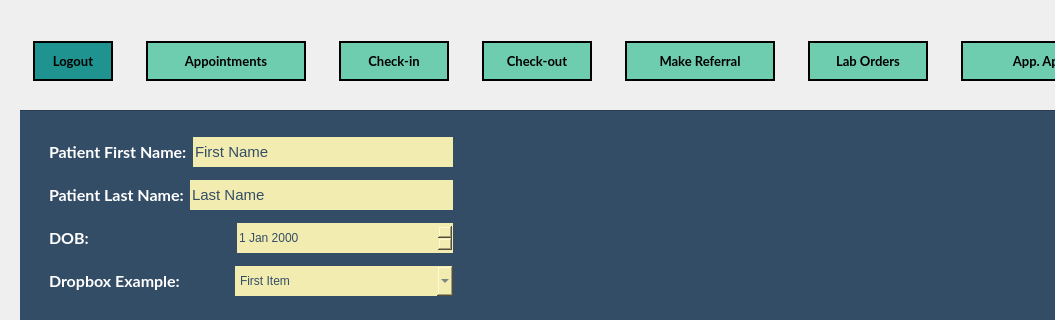
Qt form template.ui (mxrked/Medical-Office-Administration) before a commit; both pictures show x 0 to 1055 and y 0 to 320 of the 1260 by 800 pixel window.
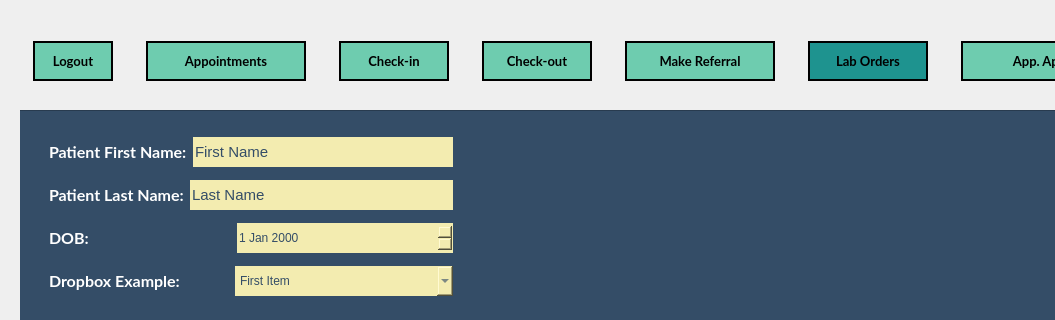
The same form after that commit. Icons and pictures are not drawn.

Commit message: Changed Lab Orders background color

The edit to the form file:
```diff
--- a/template.ui
+++ b/template.ui
@@ -90,7 +90,7 @@
         <property name="styleSheet">
          <string notr="true">QPushButton {
 	border-image: none;
-	background-color: rgb(30, 147, 143);
+	background-color: #6ECCAF;
 	color: black;
 	border: 2px solid black;
 }
@@ -317,7 +317,7 @@
         <property name="styleSheet">
          <string notr="true">QPushButton {
 	border-image: none;
-	background-color: #6ECCAF;
+	background-color: rgb(30, 147, 143);
 	color: black;
 	border: 2px solid black;
 }
```
